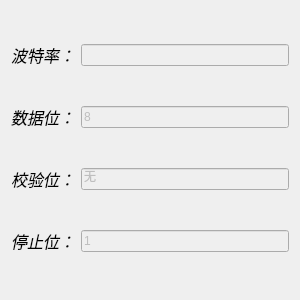
Qt form setting/setsystem/serialdata.ui (ChinaClever/BusBar-Qt) before a commit.
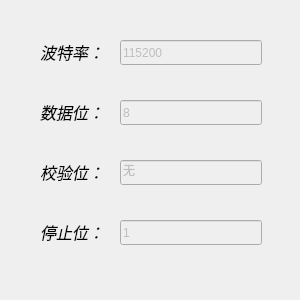
The same form after that commit.

```diff
--- a/setting/setsystem/serialdata.ui
+++ b/setting/setsystem/serialdata.ui
@@ -13,19 +13,31 @@
   <property name="windowTitle">
    <string>Form</string>
   </property>
-  <layout class="QGridLayout" name="gridLayout">
-   <item row="1" column="2">
     <widget class="QLineEdit" name="dataEdit">
      <property name="enabled">
       <bool>false</bool>
      </property>
+   <property name="geometry">
+    <rect>
+     <x>120</x>
+     <y>100</y>
+     <width>142</width>
+     <height>25</height>
+    </rect>
+   </property>
      <property name="text">
       <string>8</string>
      </property>
     </widget>
-   </item>
-   <item row="1" column="0">
     <widget class="QLabel" name="databitsLab">
+   <property name="geometry">
+    <rect>
+     <x>40</x>
+     <y>100</y>
+     <width>64</width>
+     <height>24</height>
+    </rect>
+   </property>
      <property name="font">
       <font>
        <pointsize>12</pointsize>
@@ -36,19 +48,31 @@
       <string>数据位：</string>
      </property>
     </widget>
-   </item>
-   <item row="2" column="2">
     <widget class="QLineEdit" name="checkEdit">
      <property name="enabled">
       <bool>false</bool>
      </property>
+   <property name="geometry">
+    <rect>
+     <x>120</x>
+     <y>160</y>
+     <width>142</width>
+     <height>25</height>
+    </rect>
+   </property>
      <property name="text">
       <string>无</string>
      </property>
     </widget>
-   </item>
-   <item row="2" column="0">
     <widget class="QLabel" name="checkbitsLab">
+   <property name="geometry">
+    <rect>
+     <x>40</x>
+     <y>160</y>
+     <width>64</width>
+     <height>24</height>
+    </rect>
+   </property>
      <property name="font">
       <font>
        <pointsize>12</pointsize>
@@ -59,12 +83,18 @@
       <string>校验位：</string>
      </property>
     </widget>
-   </item>
-   <item row="0" column="0">
     <widget class="QLabel" name="baudLab">
      <property name="enabled">
       <bool>true</bool>
      </property>
+   <property name="geometry">
+    <rect>
+     <x>40</x>
+     <y>40</y>
+     <width>64</width>
+     <height>24</height>
+    </rect>
+   </property>
      <property name="font">
       <font>
        <pointsize>12</pointsize>
@@ -75,19 +105,31 @@
       <string>波特率：</string>
      </property>
     </widget>
-   </item>
-   <item row="3" column="2">
     <widget class="QLineEdit" name="stopEdit">
      <property name="enabled">
       <bool>false</bool>
      </property>
+   <property name="geometry">
+    <rect>
+     <x>120</x>
+     <y>220</y>
+     <width>142</width>
+     <height>25</height>
+    </rect>
+   </property>
      <property name="text">
       <string>1</string>
      </property>
     </widget>
-   </item>
-   <item row="3" column="0">
     <widget class="QLabel" name="stopbitsLab">
+   <property name="geometry">
+    <rect>
+     <x>40</x>
+     <y>220</y>
+     <width>64</width>
+     <height>24</height>
+    </rect>
+   </property>
      <property name="font">
       <font>
        <pointsize>12</pointsize>
@@ -98,15 +140,22 @@
       <string>停止位：</string>
      </property>
     </widget>
-   </item>
-   <item row="0" column="2">
     <widget class="QLineEdit" name="baudEdit">
      <property name="enabled">
       <bool>false</bool>
      </property>
-    </widget>
-   </item>
-  </layout>
+   <property name="geometry">
+    <rect>
+     <x>120</x>
+     <y>40</y>
+     <width>142</width>
+     <height>25</height>
+    </rect>
+   </property>
+   <property name="text">
+    <string>115200</string>
+   </property>
+  </widget>
  </widget>
  <resources/>
  <connections/>
```
Lines whose indentation alone changed are shown as unchanged.
